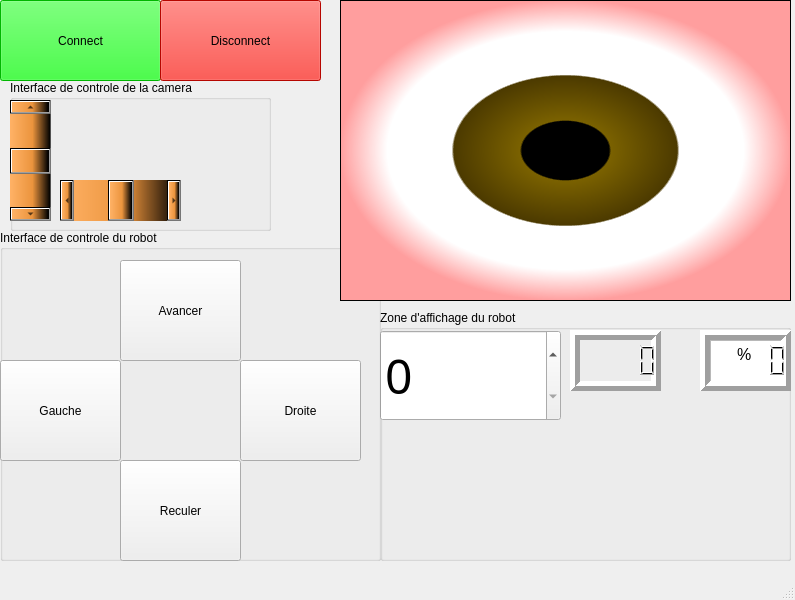
First picture: the form in WiFiBot/mainwindow.ui, repository Federdispi/WiFiBot, before the edit.
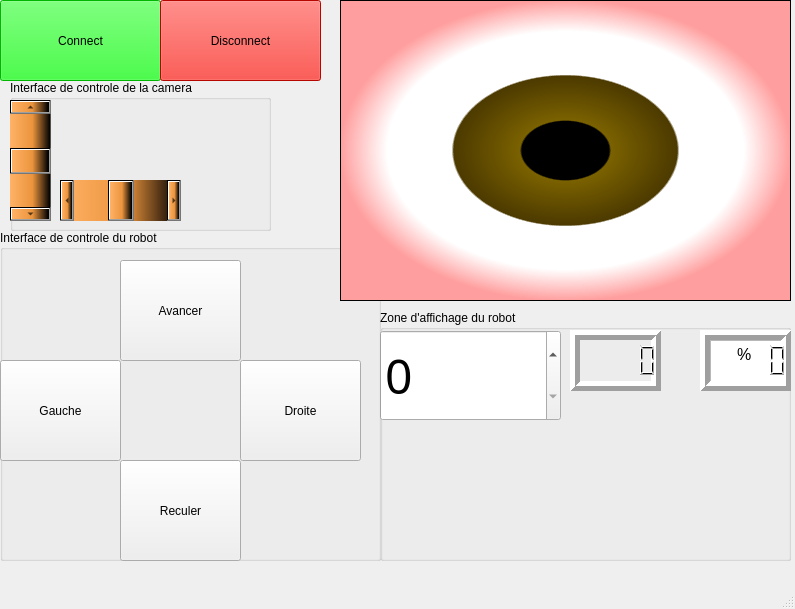
Second picture: the form after the edit.

The edit to the form file:
```diff
--- a/WiFiBot/mainwindow.ui
+++ b/WiFiBot/mainwindow.ui
@@ -7,7 +7,7 @@
     <x>0</x>
     <y>0</y>
     <width>795</width>
-    <height>600</height>
+    <height>609</height>
    </rect>
   </property>
   <property name="windowTitle">
```
Left out of the diff: 2 changed lines with no effect on the pictures.
